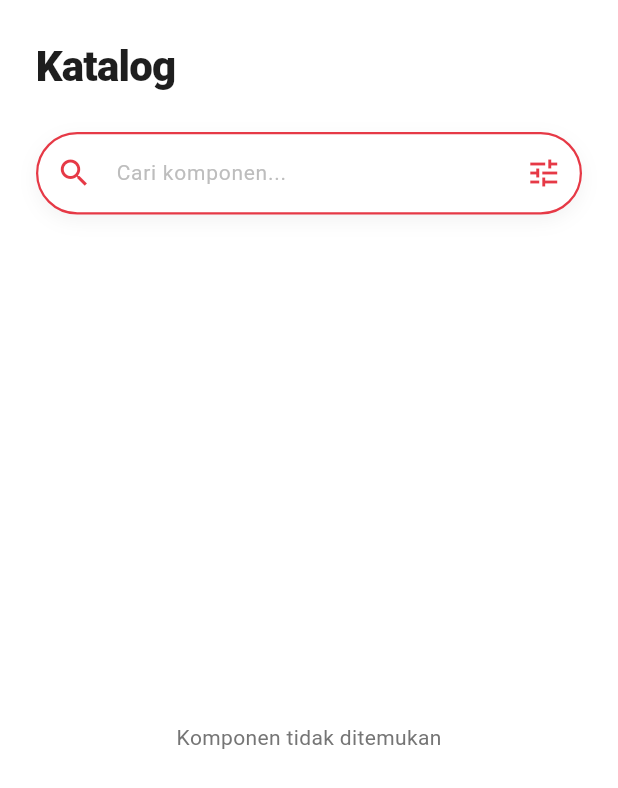
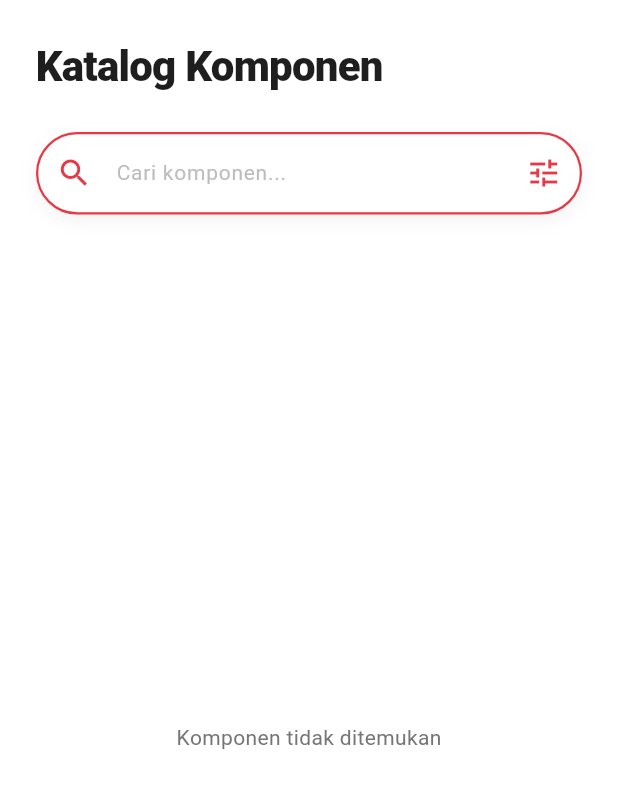
Before and after one commit to 4tmaa/HELIOT, a Flutter app: the KatalogScreen screen opened directly, on a phone screen of 412 x 824 dp. Shown: the top 788 px of the screen. Run offline on Flutter 3.47's test engine with Material 3 defaults, Android fonts, the phone set to English and light mode, and no system bars; our stand-ins replace country_picker, firebase_core, firebase_messaging, flutter_dotenv, flutter_map, geocoding and 5 more; accounts and stored records are empty; generated files the repository leaves out were written again; network calls fail.

Commit message:
style: rename Katalog to Katalog Komponen

```diff
--- a/lib/screens/katalog_screen.dart
+++ b/lib/screens/katalog_screen.dart
@@ -130,7 +130,7 @@ class _KatalogScreenState extends State<KatalogScreen> {
               child: Row(
                 children: [
                   const Text(
-                    'Katalog',
+                    'Katalog Komponen',
                     style: TextStyle(
                       color: AppColors.mainTextColor,
                       fontWeight: FontWeight.w900,
```
